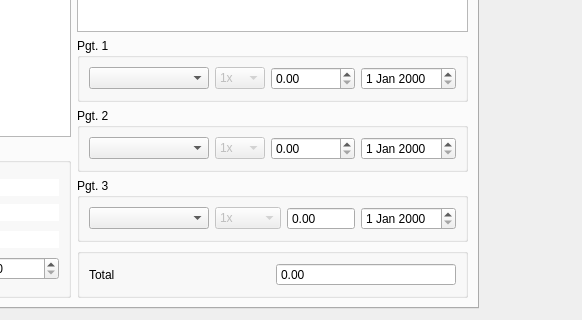
Above: venda.ui from lellisls/ERP-STACCATO before the change; both pictures show x 451 to 1033 and y 240 to 560 of the 1033 by 560 pixel window. Below: the same form after it.
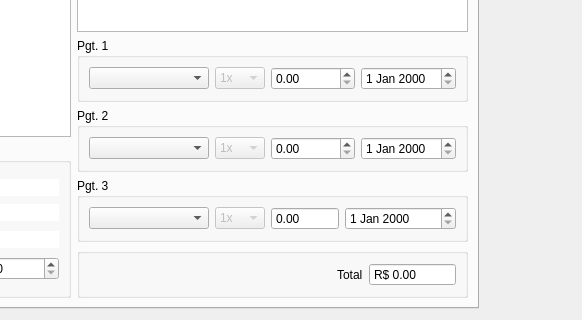
That is the form after the change.

Commit message: Na tela de Venda pagamentos Boleto devem poder escolher a data também

Patch:
```diff
--- a/venda.ui
+++ b/venda.ui
@@ -581,6 +581,12 @@
             <property name="enabled">
              <bool>false</bool>
             </property>
+            <property name="sizePolicy">
+             <sizepolicy hsizetype="Fixed" vsizetype="Fixed">
+              <horstretch>0</horstretch>
+              <verstretch>0</verstretch>
+             </sizepolicy>
+            </property>
             <item>
              <property name="text">
               <string>1x</string>
@@ -656,25 +662,41 @@
          </property>
          <layout class="QGridLayout" name="gridLayout">
           <item row="0" column="1">
-           <widget class="QDoubleSpinBox" name="doubleSpinBoxTotal">
-            <property name="readOnly">
-             <bool>true</bool>
-            </property>
-            <property name="buttonSymbols">
-             <enum>QAbstractSpinBox::NoButtons</enum>
-            </property>
-            <property name="maximum">
-             <double>999999.989999999990687</double>
-            </property>
-           </widget>
-          </item>
-          <item row="0" column="0">
            <widget class="QLabel" name="labelRestante">
             <property name="text">
              <string>Total</string>
             </property>
            </widget>
           </item>
+          <item row="0" column="2">
+           <widget class="QDoubleSpinBox" name="doubleSpinBoxTotal">
+            <property name="readOnly">
+             <bool>true</bool>
+            </property>
+            <property name="buttonSymbols">
+             <enum>QAbstractSpinBox::NoButtons</enum>
+            </property>
+            <property name="prefix">
+             <string>R$ </string>
+            </property>
+            <property name="maximum">
+             <double>999999.989999999990687</double>
+            </property>
+           </widget>
+          </item>
+          <item row="0" column="0">
+           <spacer name="horizontalSpacer_2">
+            <property name="orientation">
+             <enum>Qt::Horizontal</enum>
+            </property>
+            <property name="sizeHint" stdset="0">
+             <size>
+              <width>40</width>
+              <height>20</height>
+             </size>
+            </property>
+           </spacer>
+          </item>
          </layout>
         </widget>
        </item>
```
Left out of the diff: 17 changed lines with no effect on the pictures. The commit also changes 1 other file.
